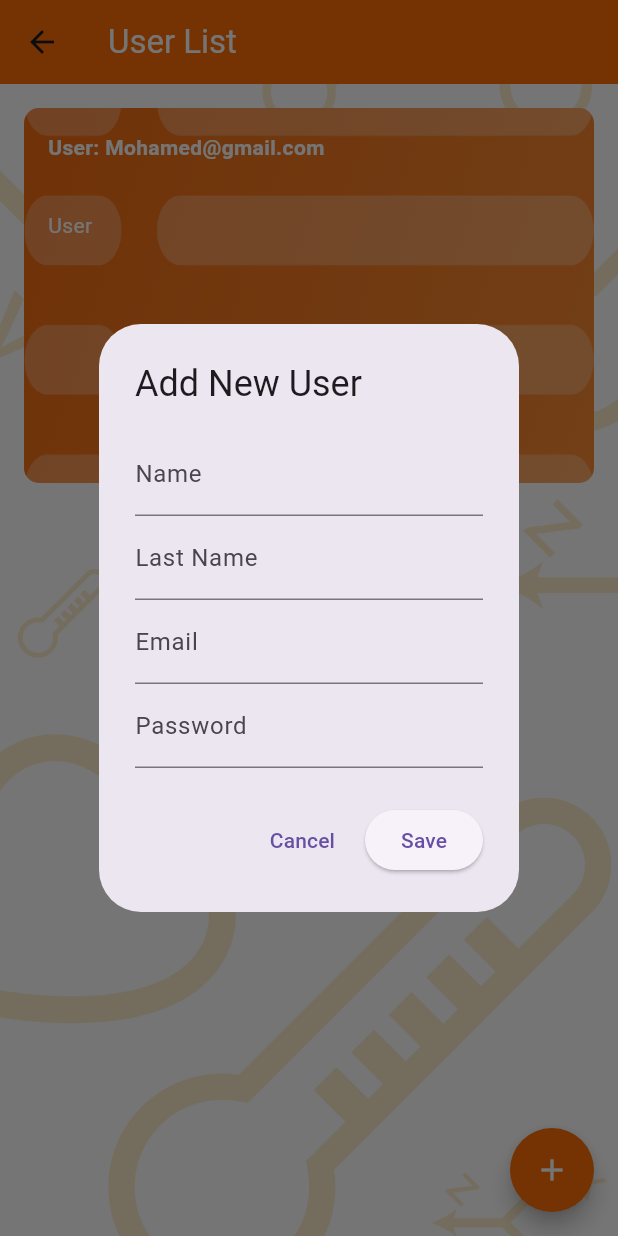
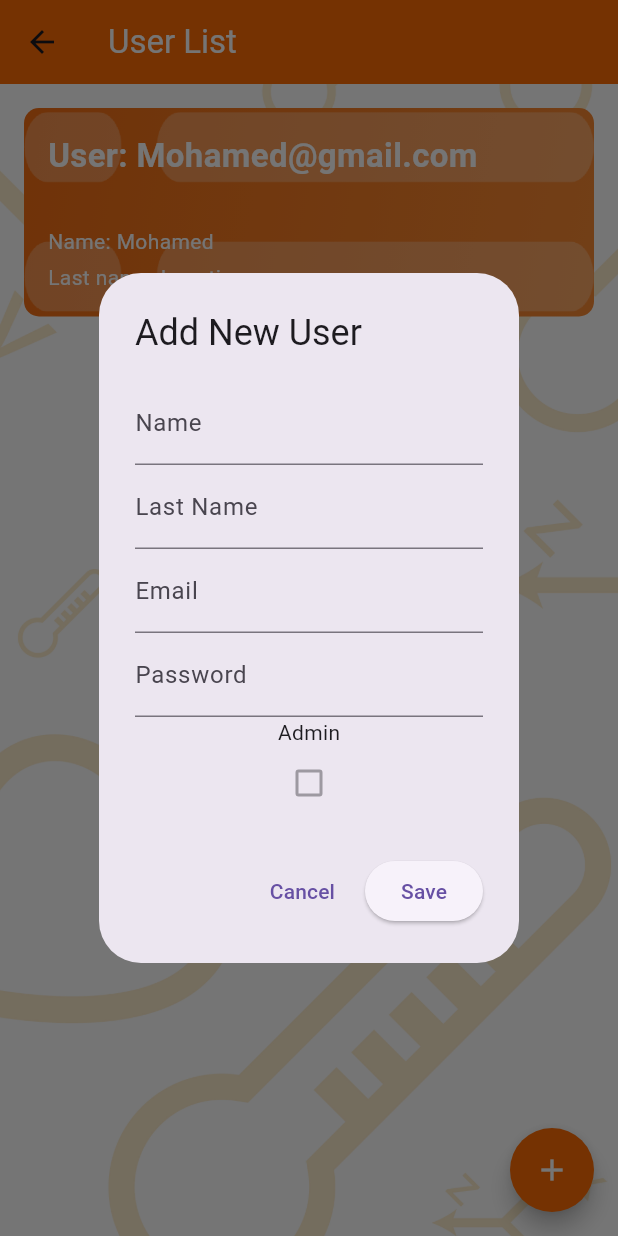
Before and after one commit to oussama117/FlutterIotProj, a Flutter app: the UserListScreen screen opened directly, after a tap on the "add" icon, on a phone screen of 412 x 824 dp. Run offline on Flutter 3.47's test engine with Material 3 defaults, Android fonts, the phone set to English and light mode, and no system bars.

Commit message:
color and list changes

```diff
--- a/lib/pages/login.dart
+++ b/lib/pages/login.dart
@@ -68,7 +68,7 @@ class _LoginPageState extends State<LoginPage> {
                 ElevatedButton(
                   style: ElevatedButton.styleFrom(
                       minimumSize: const Size(double.infinity, 60),
-                      backgroundColor: const Color.fromARGB(255, 255, 108, 4),
+                      backgroundColor: const Color.fromARGB(255, 244, 111, 20),
                       shape: const RoundedRectangleBorder(
                           borderRadius: BorderRadius.all(Radius.circular(10)))),
                   onPressed: () {
--- a/lib/pages/userlist.dart
+++ b/lib/pages/userlist.dart
@@ -31,7 +31,6 @@ class UserListScreen extends StatelessWidget {
               crossAxisAlignment: CrossAxisAlignment.stretch,
               children: [
                 Container(
-                    height: 250,
                     width: double.infinity,
                     decoration: const BoxDecoration(
                       borderRadius: BorderRadius.all(Radius.circular(10)),
@@ -63,19 +62,26 @@ class UserListScreen extends StatelessWidget {
                                   style: TextStyle(
                                     color: Colors.white,
                                     fontWeight: FontWeight.bold,
+                                    fontSize: 22.0,
                                   ),
                                 ),
                                 SizedBox(
                                   height: 32.0,
                                 ),
                                 Text(
-                                  "User",
+                                  "Name: Mohamed",
                                   style: TextStyle(
                                     color: Colors.white,
                                   ),
                                 ),
                                 SizedBox(
                                   height: 4.0,
+                                ),
+                                Text(
+                                  "Last name: Louati",
+                                  style: TextStyle(
+                                    color: Colors.white,
+                                  ),
                                 ),
                               ],
                             ))
@@ -93,6 +99,7 @@ class UserListScreen extends StatelessWidget {
                   return AlertDialog(
                     title: const Text('Add New User'),
                     content: const Column(
+                      mainAxisAlignment: MainAxisAlignment.start,
                       mainAxisSize: MainAxisSize.min,
                       children: [
                         TextField(
@@ -109,6 +116,11 @@ class UserListScreen extends StatelessWidget {
                           decoration: InputDecoration(labelText: 'Password'),
                           obscureText: true,
                         ),
+                        Text(
+                          "Admin",
+                          style: TextStyle(),
+                        ),
+                        Checkbox(value: false, onChanged: null),
                       ],
                     ),
                     actions: [
```
